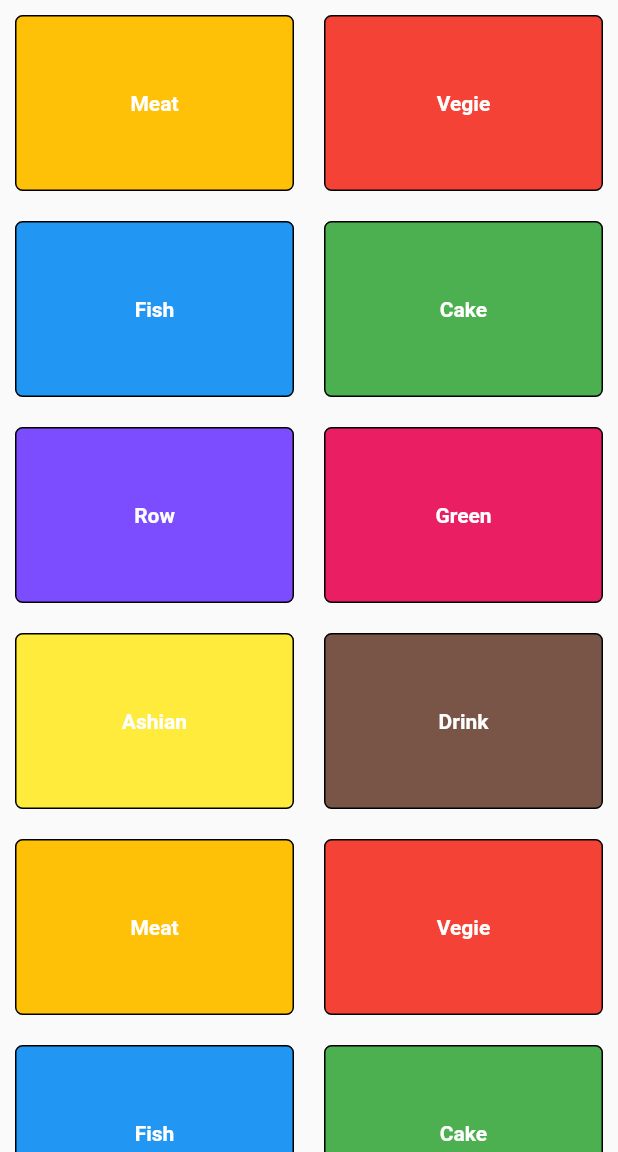
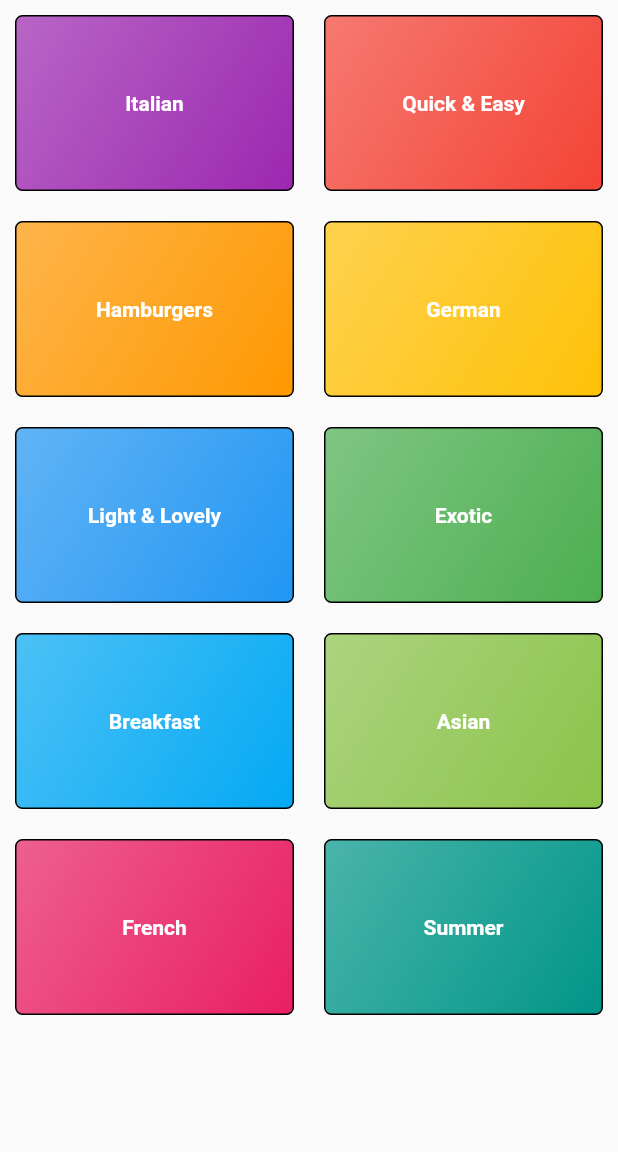
Before and after one commit to ramonyohannes/Food_Recipes-App, a Flutter app: the screen it shows after launch, on a phone screen of 412 x 824 dp, the part 84-1236 px from its top. Run offline on Flutter 3.47's test engine with Material 2 defaults, Android fonts, the phone set to English and light mode, and no system bars.

```diff
--- a/lib/data_list.dart
+++ /dev/null
@@ -1,86 +0,0 @@
-import 'package:flutter/material.dart';
-
-import './models/categories.dart';
-
-List<Category> categories = [
-  Category(
-    id: 1.toString(),
-    title: "Meat",
-    color: Colors.amber,
-  ),
-  Category(
-    id: 2.toString(),
-    title: "Vegie",
-    color: Colors.red,
-  ),
-  Category(
-    id: 3.toString(),
-    title: "Fish",
-    color: Colors.blue,
-  ),
-  Category(
-    id: 4.toString(),
-    title: "Cake",
-    color: Colors.green,
-  ),
-  Category(
-    id: 5.toString(),
-    title: "Row",
-    color: Colors.deepPurpleAccent,
-  ),
-  Category(
-    id: 6.toString(),
-    title: "Green",
-    color: Colors.pink,
-  ),
-  Category(
-    id: 7.toString(),
-    title: "Ashian",
-    color: Colors.yellow,
-  ),
-  Category(
-    id: 8.toString(),
-    title: "Drink",
-    color: Colors.brown,
-  ),
-  Category(
-    id: 1.toString(),
-    title: "Meat",
-    color: Colors.amber,
-  ),
-  Category(
-    id: 2.toString(),
-    title: "Vegie",
-    color: Colors.red,
-  ),
-  Category(
-    id: 3.toString(),
-    title: "Fish",
-    color: Colors.blue,
-  ),
-  Category(
-    id: 4.toString(),
-    title: "Cake",
-    color: Colors.green,
-  ),
-  Category(
-    id: 5.toString(),
-    title: "Row",
-    color: Colors.deepPurpleAccent,
-  ),
-  Category(
-    id: 6.toString(),
-    title: "Green",
-    color: Colors.pink,
-  ),
-  Category(
-    id: 7.toString(),
-    title: "Ashian",
-    color: Colors.yellow,
-  ),
-  Category(
-    id: 8.toString(),
-    title: "Drink",
-    color: Colors.brown,
-  ),
-];
--- a/lib/main.dart
+++ b/lib/main.dart
@@ -1,6 +1,7 @@
 import 'package:flutter/material.dart';
 
 import 'widgets/category_screen.dart';
+import './screens/category_items.dart';
 
 void main() => runApp(MyApp());
 
@@ -38,6 +39,9 @@ class MyApp extends StatelessWidget {
         ),
         body: CategoryScreen(),
       ),
+      routes: {
+        CategoryItems.route: (_) => CategoryItems(),
+      },
     );
   }
 }
--- a/lib/widgets/category_screen.dart
+++ b/lib/widgets/category_screen.dart
@@ -2,19 +2,16 @@ import 'package:flutter/material.dart';
 
 import '../screens/category_items.dart';
 
-import '../data_list.dart';
+import '../dummy_data.dart';
 
 class CategoryScreen extends StatelessWidget {
   //const CategoryScreen({Key? key}) : super(key: key);
 
   void CatItem(BuildContext context, String id, String title) {
-    Navigator.of(context).push(
-      MaterialPageRoute(
-        builder: (_) {
-          return CategoryItems(id, title);
-        },
-      ),
-    );
+    Navigator.of(context).pushNamed(CategoryItems.route, arguments: {
+      "id": id,
+      "title": title,
+    });
   }
 
   @override
@@ -26,25 +23,33 @@ class CategoryScreen extends StatelessWidget {
         //crossAxisSpacing: 5,
         //mainAxisSpacing: 5,
       ),
-      itemCount: categories.length,
+      itemCount: DUMMY_CATEGORIES.length,
       itemBuilder: (BuildContext context, int index) {
         return InkWell(
           onTap: () => CatItem(
             context,
-            categories[index].id,
-            categories[index].title,
+            DUMMY_CATEGORIES[index].id,
+            DUMMY_CATEGORIES[index].title,
           ),
           child: Container(
             padding: const EdgeInsets.all(10),
             margin: const EdgeInsets.all(10),
             decoration: BoxDecoration(
               border: Border.all(width: 1),
-              color: categories[index].color,
+              gradient: LinearGradient(
+                colors: [
+                  DUMMY_CATEGORIES[index].color.withOpacity(0.7),
+                  DUMMY_CATEGORIES[index].color,
+                ],
+                begin: Alignment.topLeft,
+                end: Alignment.bottomRight,
+              ),
+              //color: categories[index].color,
               borderRadius: BorderRadius.circular(5),
             ),
             child: Center(
               child: Text(
-                categories[index].title,
+                DUMMY_CATEGORIES[index].title,
                 style: const TextStyle(
                   color: Colors.white,
                   fontWeight: FontWeight.bold,
```
Also changed, not shown: lib/dummy_data.dart (added, +408 -0 lines), lib/models/meal.dart (added, +45 -0 lines), lib/screens/category_items.dart (+19 -7 lines).
